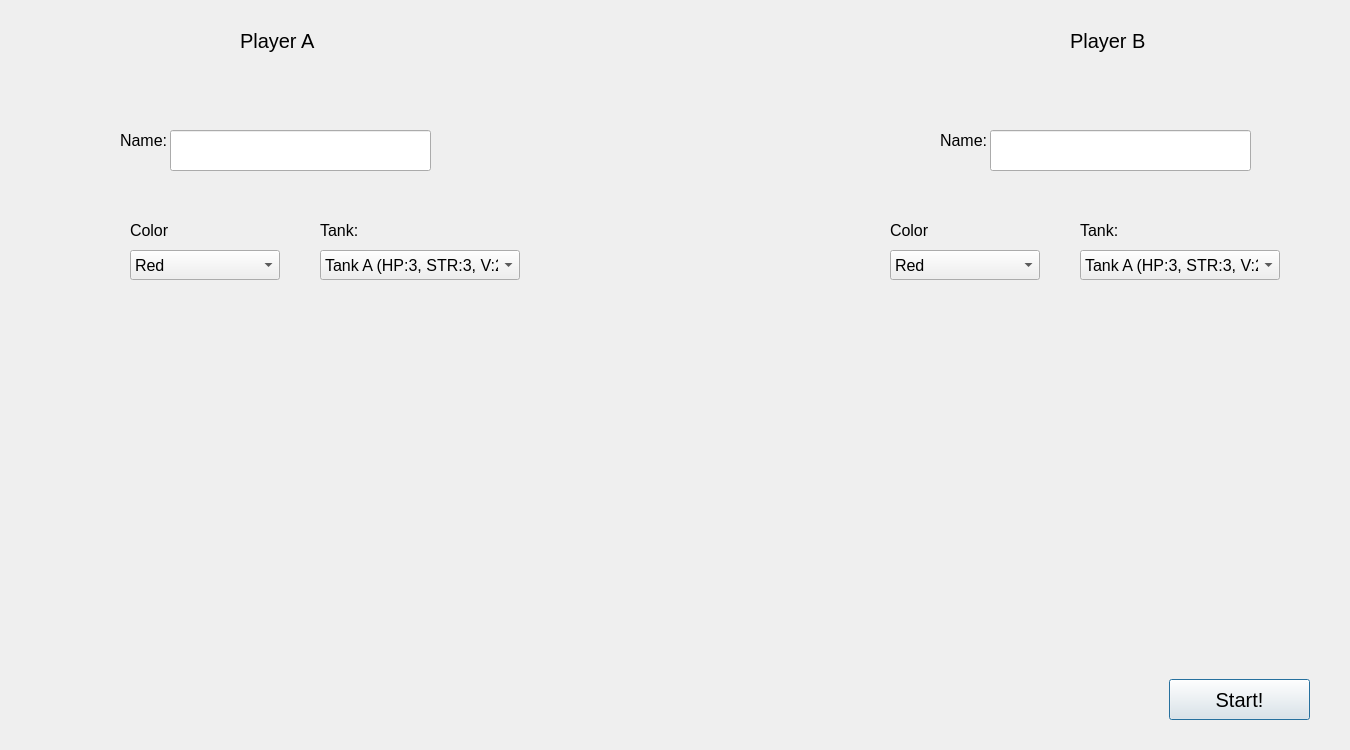
The window that Dialog.ui (ABGH004/Tanks) describes before a commit, drawn with Qt 5.
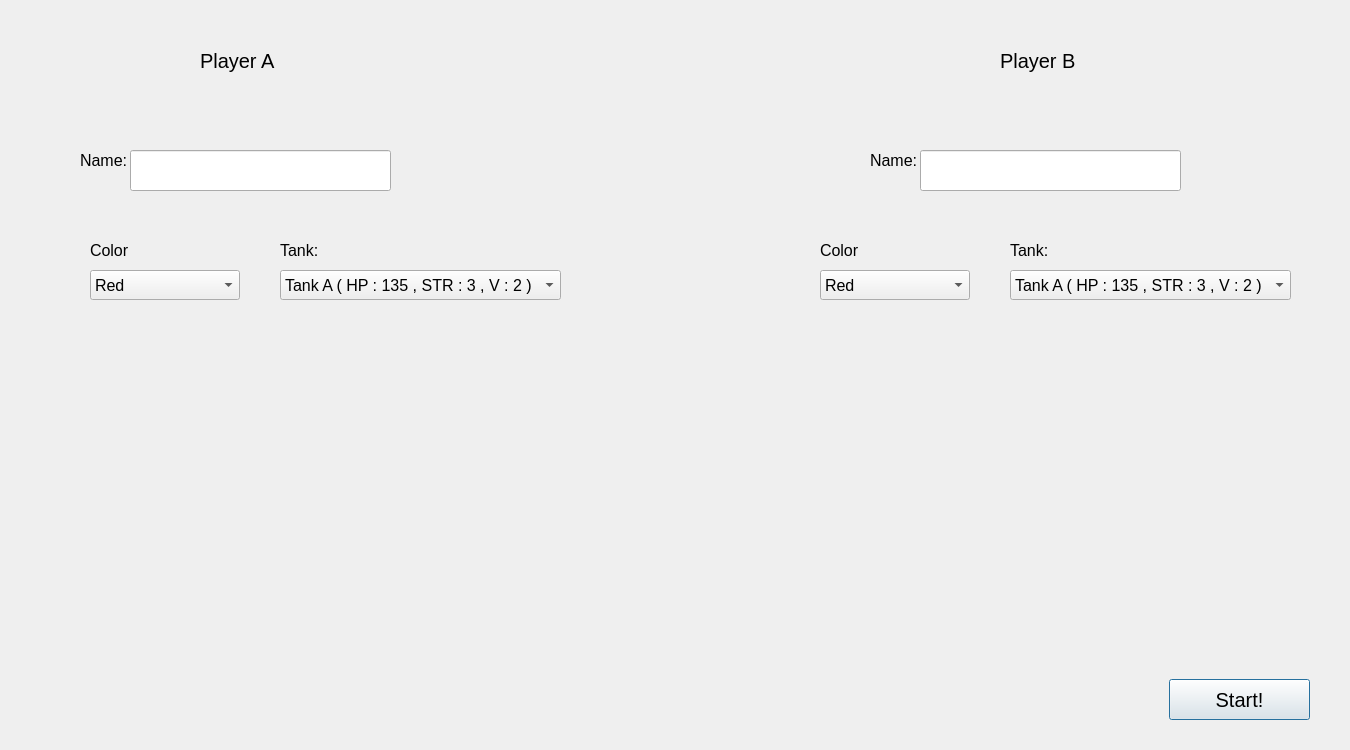
The same window after the commit.

Commit message: added new Tank. connected all windows together.

Diff of the .ui file:
```diff
--- a/Dialog.ui
+++ b/Dialog.ui
@@ -46,8 +46,8 @@
   <widget class="QComboBox" name="comboBox">
    <property name="geometry">
     <rect>
-     <x>130</x>
-     <y>250</y>
+     <x>90</x>
+     <y>270</y>
      <width>150</width>
      <height>30</height>
     </rect>
@@ -86,9 +86,9 @@
   <widget class="QComboBox" name="comboBox_4">
    <property name="geometry">
     <rect>
-     <x>320</x>
-     <y>250</y>
-     <width>200</width>
+     <x>280</x>
+     <y>270</y>
+     <width>281</width>
      <height>30</height>
     </rect>
    </property>
@@ -99,7 +99,7 @@
    </property>
    <item>
     <property name="text">
-     <string>Tank A (HP:3, STR:3, V:2) </string>
+     <string>Tank A ( HP : 135 , STR : 3 , V : 2 ) </string>
     </property>
    </item>
    <item>
@@ -121,8 +121,8 @@
   <widget class="QLabel" name="label">
    <property name="geometry">
     <rect>
-     <x>120</x>
-     <y>120</y>
+     <x>80</x>
+     <y>140</y>
      <width>61</width>
      <height>41</height>
     </rect>
@@ -139,8 +139,8 @@
   <widget class="QLabel" name="label_2">
    <property name="geometry">
     <rect>
-     <x>320</x>
-     <y>210</y>
+     <x>280</x>
+     <y>230</y>
      <width>61</width>
      <height>41</height>
     </rect>
@@ -157,8 +157,8 @@
   <widget class="QLabel" name="label_3">
    <property name="geometry">
     <rect>
-     <x>130</x>
-     <y>210</y>
+     <x>90</x>
+     <y>230</y>
      <width>61</width>
      <height>41</height>
     </rect>
@@ -175,8 +175,8 @@
   <widget class="QLabel" name="label_4">
    <property name="geometry">
     <rect>
-     <x>940</x>
-     <y>120</y>
+     <x>870</x>
+     <y>140</y>
      <width>61</width>
      <height>41</height>
     </rect>
@@ -193,8 +193,8 @@
   <widget class="QLabel" name="label_5">
    <property name="geometry">
     <rect>
-     <x>1080</x>
-     <y>210</y>
+     <x>1010</x>
+     <y>230</y>
      <width>61</width>
      <height>41</height>
     </rect>
@@ -211,8 +211,8 @@
   <widget class="QLabel" name="label_6">
    <property name="geometry">
     <rect>
-     <x>890</x>
-     <y>210</y>
+     <x>820</x>
+     <y>230</y>
      <width>61</width>
      <height>41</height>
     </rect>
@@ -229,8 +229,8 @@
   <widget class="QLabel" name="label_7">
    <property name="geometry">
     <rect>
-     <x>240</x>
-     <y>20</y>
+     <x>200</x>
+     <y>40</y>
      <width>81</width>
      <height>41</height>
     </rect>
@@ -242,8 +242,8 @@
   <widget class="QLabel" name="label_8">
    <property name="geometry">
     <rect>
-     <x>1070</x>
-     <y>20</y>
+     <x>1000</x>
+     <y>40</y>
      <width>101</width>
      <height>41</height>
     </rect>
@@ -260,8 +260,8 @@
   <widget class="QLineEdit" name="lineEdit">
    <property name="geometry">
     <rect>
-     <x>990</x>
-     <y>130</y>
+     <x>920</x>
+     <y>150</y>
      <width>261</width>
      <height>41</height>
     </rect>
@@ -270,8 +270,8 @@
   <widget class="QLineEdit" name="lineEdit_2">
    <property name="geometry">
     <rect>
-     <x>170</x>
-     <y>130</y>
+     <x>130</x>
+     <y>150</y>
      <width>261</width>
      <height>41</height>
     </rect>
@@ -280,8 +280,8 @@
   <widget class="QComboBox" name="comboBox_2">
    <property name="geometry">
     <rect>
-     <x>890</x>
-     <y>250</y>
+     <x>820</x>
+     <y>270</y>
      <width>150</width>
      <height>30</height>
     </rect>
@@ -320,9 +320,9 @@
   <widget class="QComboBox" name="comboBox_5">
    <property name="geometry">
     <rect>
-     <x>1080</x>
-     <y>250</y>
-     <width>200</width>
+     <x>1010</x>
+     <y>270</y>
+     <width>281</width>
      <height>30</height>
     </rect>
    </property>
@@ -333,7 +333,7 @@
    </property>
    <item>
     <property name="text">
-     <string>Tank A (HP:3, STR:3, V:2) </string>
+     <string>Tank A ( HP : 135 , STR : 3 , V : 2 ) </string>
     </property>
    </item>
    <item>
```
Left out of the diff: 12 changed lines with no effect on the pictures. The commit also changes 10 other files.
